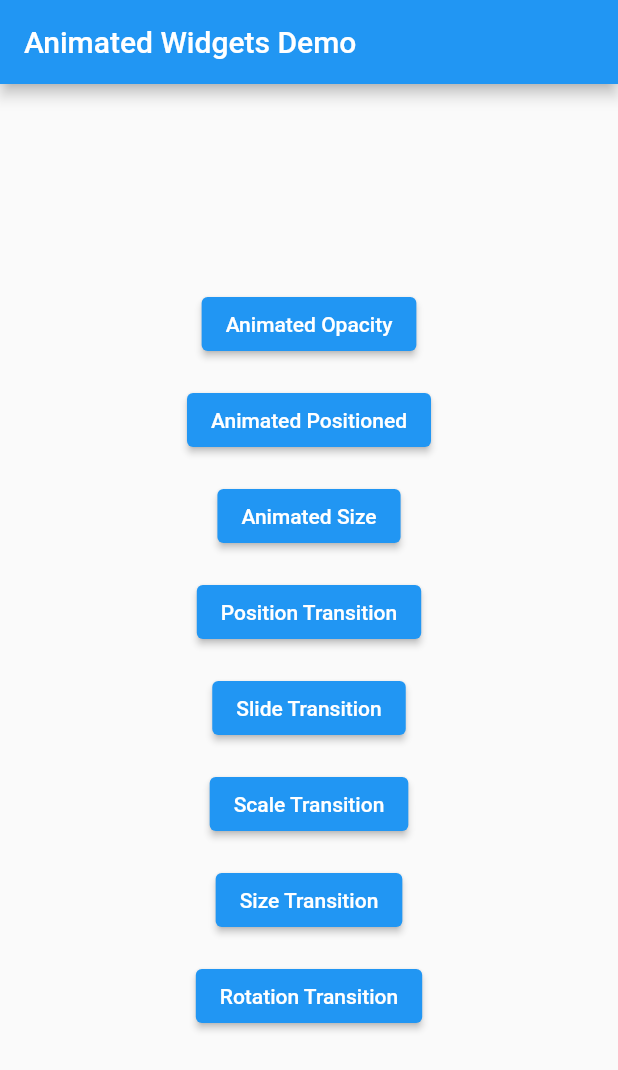
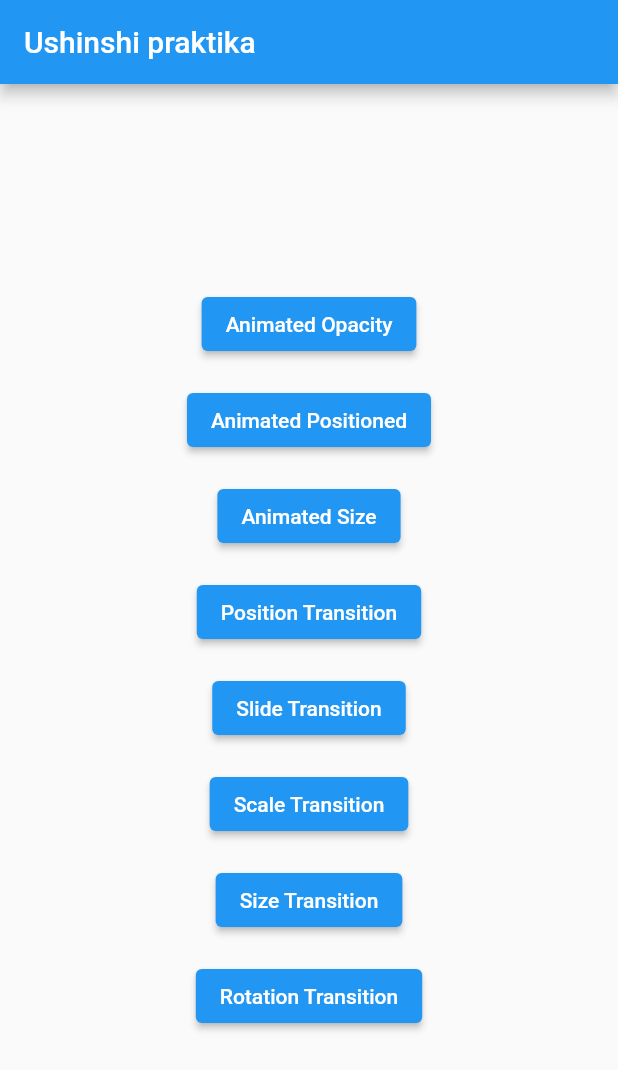
Before and after one commit to Abylaikhan-Bari/MobDev-praktika3, a Flutter app: the screen it shows after launch, on a phone screen of 412 x 824 dp. Shown: the top 1070 px of the screen. Run offline on Flutter 3.47's test engine with Material 2 defaults, Android fonts, the phone set to English and light mode, and no system bars.

Commit message:
MobDev ushinshi praktika

```diff
--- a/lib/main.dart
+++ b/lib/main.dart
@@ -43,7 +43,7 @@ class HomeScreen extends StatelessWidget {
   Widget build(BuildContext context) {
     return Scaffold(
       appBar: AppBar(
-        title: Text('Animated Widgets Demo'),
+        title: Text('Ushinshi praktika'),
       ),
       body: Center(
         child: Column(
```
